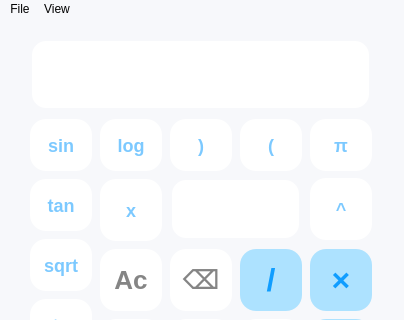
The window that src/smartcalc.ui (maxim-sivakon/smartCalc) describes before a commit, drawn with Qt 5; both pictures show x 0 to 404 and y 0 to 320 of the 404 by 620 pixel window.
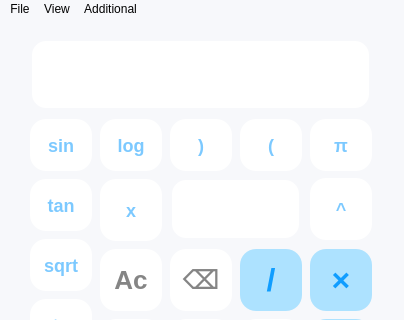
The same window after the commit. Icons and pictures are not drawn.

```diff
--- a/src/smartcalc.ui
+++ b/src/smartcalc.ui
@@ -1232,8 +1232,15 @@
     <addaction name="action_open_depositCalc"/>
     <addaction name="separator"/>
    </widget>
+   <widget class="QMenu" name="menuAdditional">
+    <property name="title">
+     <string>Additional</string>
+    </property>
+    <addaction name="action_open_graphCalc"/>
+   </widget>
    <addaction name="menu"/>
    <addaction name="menuView"/>
+   <addaction name="menuAdditional"/>
   </widget>
   <widget class="QStatusBar" name="statusBar"/>
   <action name="action_close_program">
```
Left out of the diff: 5 changed lines with no effect on the pictures.
